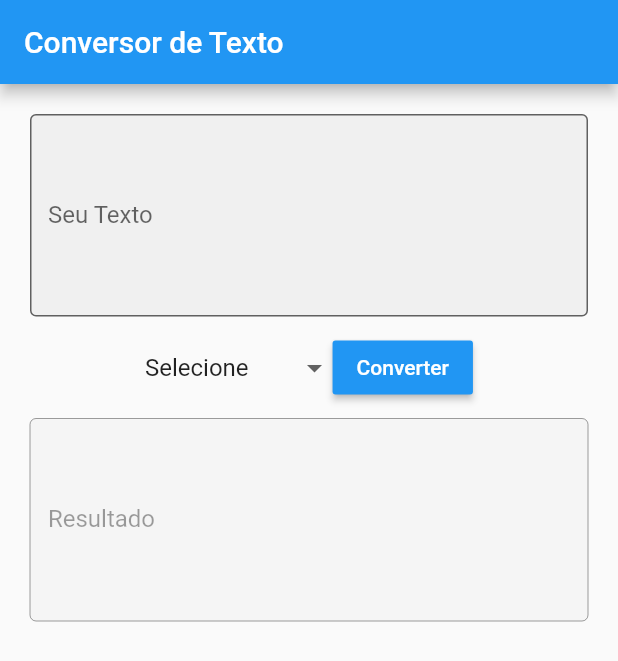
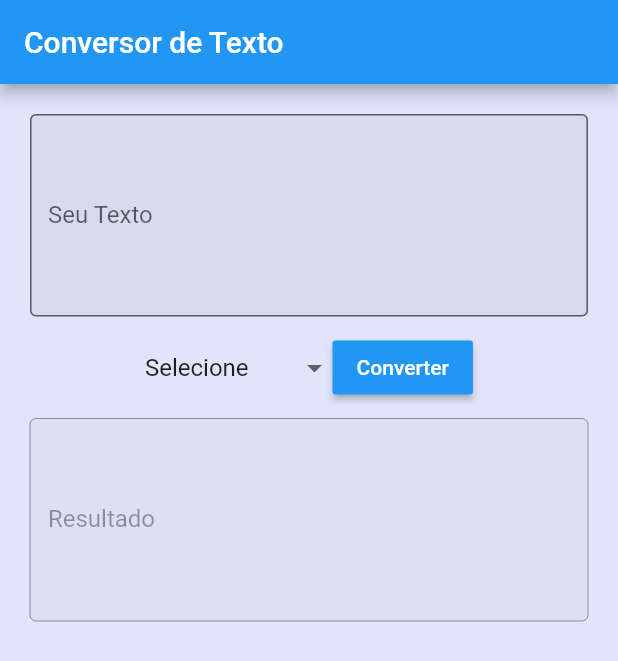
Before and after one commit to LeandroLS-archived/conversor-texto-app, a Flutter app: the screen it shows after launch, on a phone screen of 412 x 824 dp. Shown: the top 661 px of the screen. Run offline on Flutter 3.47's test engine with Material 2 defaults, Android fonts, the phone set to English and light mode, and no system bars.

Commit message:
background color

```diff
--- a/lib/main.dart
+++ b/lib/main.dart
@@ -19,6 +19,7 @@ class _State extends State<MyApp> {
         accentColor: Colors.green,
       ),
       home: Scaffold(
+        backgroundColor: const Color(0xffe1e4fa),
         appBar: AppBar(
           title: Text('Conversor de Texto'),
         ),
```
